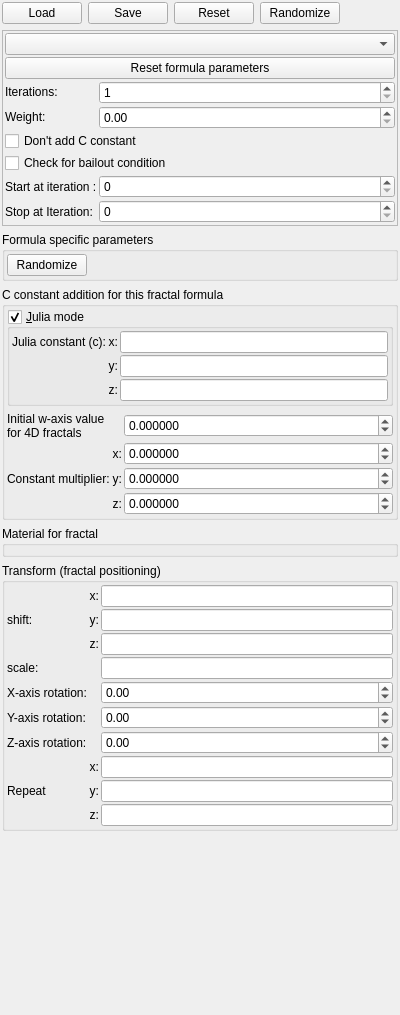
Before: the Qt Designer form mandelbulber2/qt/tab_fractal.ui in buddhi1980/mandelbulber2, drawn with Qt 5.
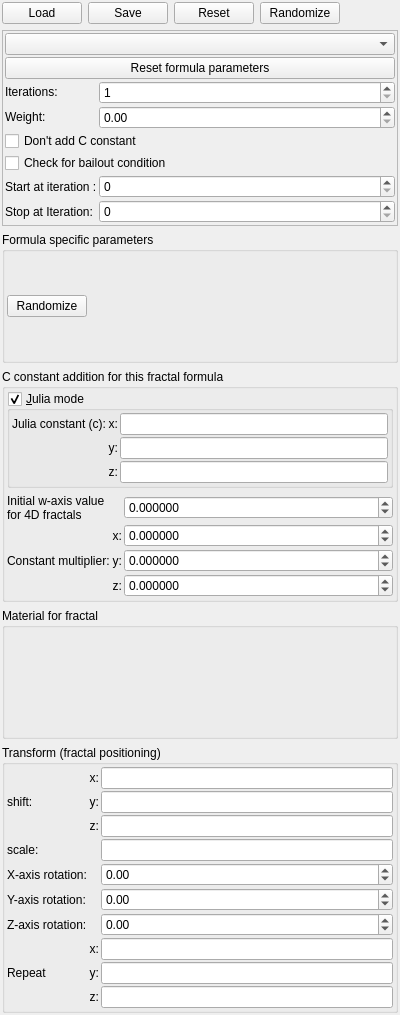
After: the same form once the commit is applied. Custom widgets are drawn as their Qt base class.

The edit to the form file:
```diff
--- a/mandelbulber2/qt/tab_fractal.ui
+++ b/mandelbulber2/qt/tab_fractal.ui
@@ -1029,19 +1029,6 @@
      </layout>
     </widget>
    </item>
-   <item>
-    <spacer name="verticalSpacer_12">
-     <property name="orientation">
-      <enum>Qt::Vertical</enum>
-     </property>
-     <property name="sizeHint" stdset="0">
-      <size>
-       <width>20</width>
-       <height>40</height>
-      </size>
-     </property>
-    </spacer>
-   </item>
   </layout>
  </widget>
  <customwidgets>
```
